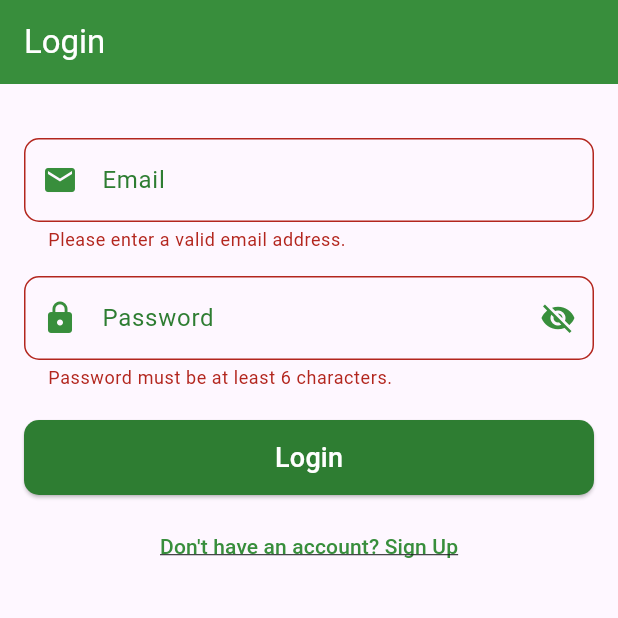
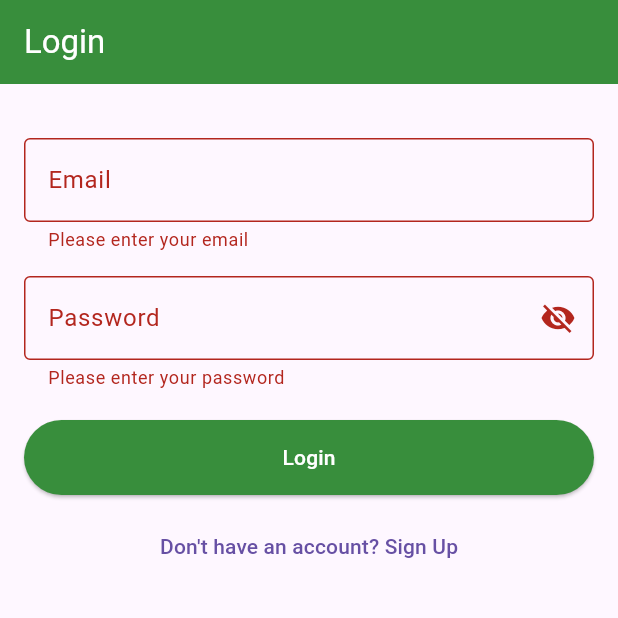
Before and after one commit to 07Cortez/BMCFinalProjectV2, a Flutter app: the screen it shows after launch, after a tap on "Login", on a phone screen of 412 x 824 dp, the top half of it. Run offline on Flutter 3.47's test engine with Material 3 defaults, Android fonts, the light colour scheme and no system bars; our stand-ins replace cloud_firestore, firebase_auth, firebase_core, flutter_native_splash; accounts and stored records are empty.

Commit message:
Flutter 3.32.5 V Firebase Integration Part 2

```diff
--- a/ecommerce_app1/lib/screens/login_screen.dart
+++ b/ecommerce_app1/lib/screens/login_screen.dart
@@ -1,5 +1,5 @@
-import 'package:ecommerce_app1/screens/auth_wrapper.dart';
 import 'package:ecommerce_app1/screens/signup_screen.dart';
+import 'package:ecommerce_app1/screens/home_screen.dart';
 import 'package:flutter/material.dart';
 import 'package:firebase_auth/firebase_auth.dart';
 
@@ -31,36 +31,32 @@ class _LoginScreenState extends State<LoginScreen> {
     if (!_formKey.currentState!.validate()) {
       return;
     }
-
     setState(() {
       _isLoading = true;
     });
-
     try {
       await _auth.signInWithEmailAndPassword(
         email: _emailController.text.trim(),
         password: _passwordController.text.trim(),
       );
 
-      ScaffoldMessenger.of(context).showSnackBar(
-        const SnackBar(
-          content: Text('Logged in successfully!'),
-          backgroundColor: Colors.green,
+      Navigator.of(context).pushAndRemoveUntil(
+        MaterialPageRoute(
+          builder: (context) => const HomeScreen(),
         ),
+            (route) => false,
       );
-      Navigator.of(context).pushReplacement(
-        MaterialPageRoute(
-          builder: (context) => const AuthWrapper(),
-        ),
-      );
+
     } on FirebaseAuthException catch (e) {
       String message = 'An error occurred';
       if (e.code == 'user-not-found') {
         message = 'No user found for that email.';
       } else if (e.code == 'wrong-password') {
-        message = 'Wrong password provided for that user.';
-      } else {
-        message = e.message ?? message;
+        message = 'Wrong password provided.';
+      } else if (e.code == 'invalid-email') {
+        message = 'The email address is not valid.';
+      } else if (e.code == 'network-request-failed') {
+        message = 'Please check your internet connection.';
       }
       ScaffoldMessenger.of(context).showSnackBar(
         SnackBar(
@@ -69,10 +65,10 @@ class _LoginScreenState extends State<LoginScreen> {
         ),
       );
     } catch (e) {
-      print(e); // For debugging
+      print('Login error: $e');
       ScaffoldMessenger.of(context).showSnackBar(
-        SnackBar(
-          content: Text(e.toString()),
+        const SnackBar(
+          content: Text('An unexpected error occurred during login.'),
           backgroundColor: Colors.red,
         ),
       );
@@ -89,12 +85,9 @@ class _LoginScreenState extends State<LoginScreen> {
   Widget build(BuildContext context) {
     return Scaffold(
       appBar: AppBar(
-        title: const Text(
-          'Login',
-          style: TextStyle(color: Colors.white),
-        ),
+        title: const Text('Login'),
         backgroundColor: Colors.green[700],
-        iconTheme: const IconThemeData(color: Colors.white),
+        foregroundColor: Colors.white,
       ),
       body: SingleChildScrollView(
         child: Padding(
@@ -103,62 +96,35 @@ class _LoginScreenState extends State<LoginScreen> {
             key: _formKey,
             child: Column(
               mainAxisAlignment: MainAxisAlignment.center,
-              mainAxisSize: MainAxisSize.min,
               children: [
                 const SizedBox(height: 20),
                 TextFormField(
-                  key: const ValueKey('email'),
                   controller: _emailController,
+                  decoration: const InputDecoration(
+                    labelText: 'Email',
+                    border: OutlineInputBorder(),
+                  ),
                   keyboardType: TextInputType.emailAddress,
-                  decoration: InputDecoration(
-                    labelText: 'Email',
-                    labelStyle: TextStyle(color: Colors.green[800]),
-                    border: OutlineInputBorder(
-                      borderRadius: BorderRadius.circular(10),
-                      borderSide: BorderSide(color: Colors.green[600]!),
-                    ),
-                    focusedBorder: OutlineInputBorder(
-                      borderRadius: BorderRadius.circular(10),
-                      borderSide: BorderSide(color: Colors.lightGreen[700]!, width: 2),
-                    ),
-                    enabledBorder: OutlineInputBorder(
-                      borderRadius: BorderRadius.circular(10),
-                      borderSide: BorderSide(color: Colors.green[400]!),
-                    ),
-                    prefixIcon: Icon(Icons.email, color: Colors.green[700]),
-                  ),
                   validator: (value) {
-                    if (value == null || value.isEmpty || !value.contains('@')) {
-                      return 'Please enter a valid email address.';
+                    if (value == null || value.isEmpty) {
+                      return 'Please enter your email';
+                    }
+                    if (!value.contains('@')) {
+                      return 'Please enter a valid email';
                     }
                     return null;
                   },
                 ),
                 const SizedBox(height: 16),
                 TextFormField(
-                  key: const ValueKey('password'),
                   controller: _passwordController,
                   obscureText: !_isPasswordVisible,
                   decoration: InputDecoration(
                     labelText: 'Password',
-                    labelStyle: TextStyle(color: Colors.green[800]),
-                    border: OutlineInputBorder(
-                      borderRadius: BorderRadius.circular(10),
-                      borderSide: BorderSide(color: Colors.green[600]!),
-                    ),
-                    focusedBorder: OutlineInputBorder(
-                      borderRadius: BorderRadius.circular(10),
-                      borderSide: BorderSide(color: Colors.lightGreen[700]!, width: 2),
-                    ),
-                    enabledBorder: OutlineInputBorder(
-                      borderRadius: BorderRadius.circular(10),
-                      borderSide: BorderSide(color: Colors.green[400]!),
-                    ),
-                    prefixIcon: Icon(Icons.lock, color: Colors.green[700]),
+                    border: const OutlineInputBorder(),
                     suffixIcon: IconButton(
                       icon: Icon(
                         _isPasswordVisible ? Icons.visibility : Icons.visibility_off,
-                        color: Colors.green[700],
                       ),
                       onPressed: () {
                         setState(() {
@@ -168,8 +134,11 @@ class _LoginScreenState extends State<LoginScreen> {
                     ),
                   ),
                   validator: (value) {
-                    if (value == null || value.isEmpty || value.length < 6) {
-                      return 'Password must be at least 6 characters.';
+                    if (value == null || value.isEmpty) {
+                      return 'Please enter your password';
+                    }
+                    if (value.length < 6) {
+                      return 'Password must be at least 6 characters';
                     }
                     return null;
                   },
@@ -178,21 +147,15 @@ class _LoginScreenState extends State<LoginScreen> {
                 ElevatedButton(
                   style: ElevatedButton.styleFrom(
                     minimumSize: const Size.fromHeight(50),
-                    backgroundColor: Colors.green[800],
+                    backgroundColor: Colors.green[700],
                     foregroundColor: Colors.white,
-                    shape: RoundedRectangleBorder(
-                      borderRadius: BorderRadius.circular(10),
-                    ),
                   ),
                   onPressed: _isLoading ? null : _login,
                   child: _isLoading
                       ? const CircularProgressIndicator(
                     valueColor: AlwaysStoppedAnimation<Color>(Colors.white),
                   )
-                      : const Text(
-                    'Login',
-                    style: TextStyle(fontSize: 18),
-                  ),
+                      : const Text('Login'),
                 ),
                 const SizedBox(height: 10),
                 TextButton(
@@ -203,13 +166,7 @@ class _LoginScreenState extends State<LoginScreen> {
                       ),
                     );
                   },
-                  style: TextButton.styleFrom(
-                    foregroundColor: Colors.green[700],
-                  ),
-                  child: const Text(
-                    "Don't have an account? Sign Up",
-                    style: TextStyle(decoration: TextDecoration.underline),
-                  ),
+                  child: const Text("Don't have an account? Sign Up"),
                 ),
               ],
             ),
```
